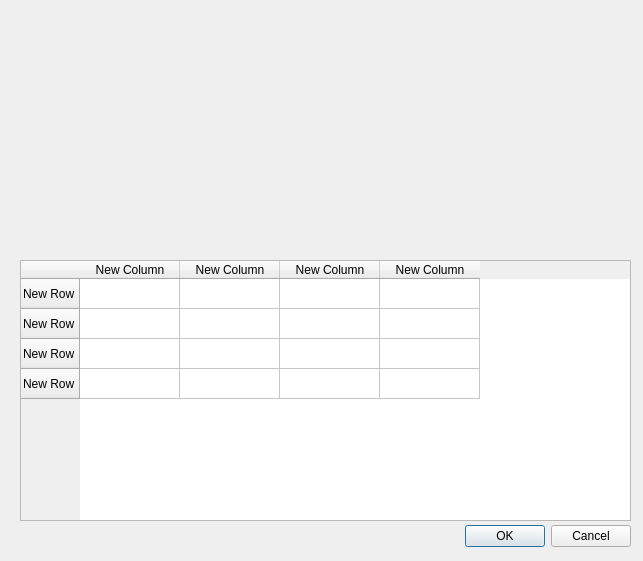
spidervn/vstock, file FinanceWS/UI/dlg_invoice_all.ui: the form before one commit.
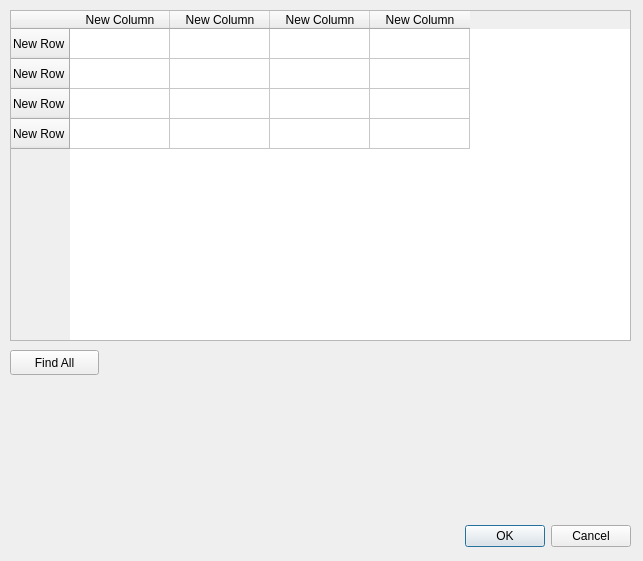
The form after the commit.

What changed in the file:
```diff
--- a/FinanceWS/UI/dlg_invoice_all.ui
+++ b/FinanceWS/UI/dlg_invoice_all.ui
@@ -32,10 +32,10 @@
   <widget class="QTableWidget" name="tableWidget_2">
    <property name="geometry">
     <rect>
-     <x>20</x>
-     <y>260</y>
-     <width>611</width>
-     <height>261</height>
+     <x>10</x>
+     <y>10</y>
+     <width>621</width>
+     <height>331</height>
     </rect>
    </property>
    <row>
@@ -79,6 +79,19 @@
     </property>
    </column>
   </widget>
+  <widget class="QPushButton" name="pushButton">
+   <property name="geometry">
+    <rect>
+     <x>10</x>
+     <y>350</y>
+     <width>89</width>
+     <height>25</height>
+    </rect>
+   </property>
+   <property name="text">
+    <string>Find All</string>
+   </property>
+  </widget>
  </widget>
  <resources/>
  <connections>
```
